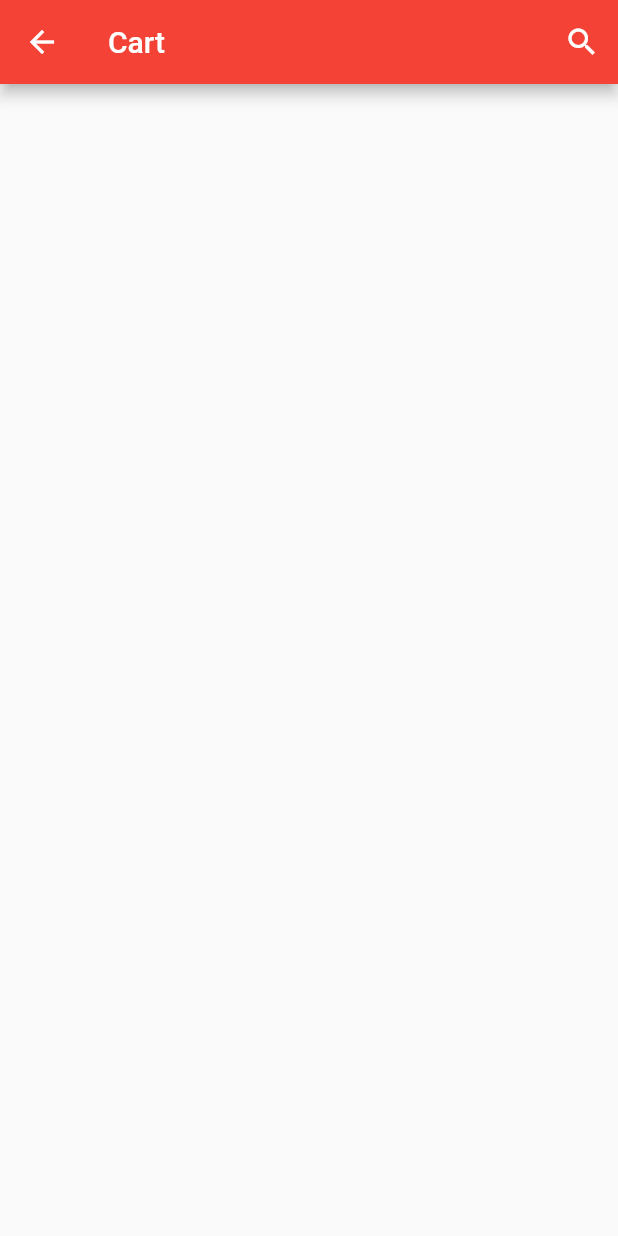
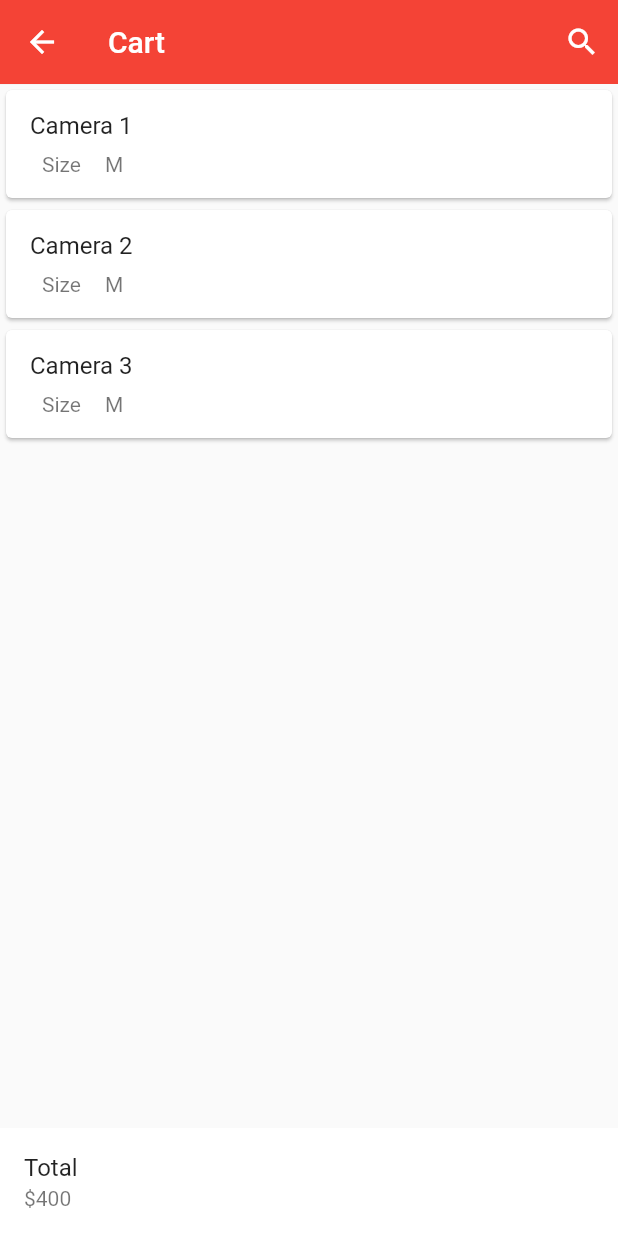
Before and after one commit to amit3512/grocery_app_nodejs_flutter_front_end, a Flutter app: the screen it shows after launch, scrolled down 576 dp, after a tap on the "shopping cart" icon, on a phone screen of 412 x 824 dp. Run offline on Flutter 3.47's test engine with Material 2 defaults, Android fonts, the phone set to English and light mode, and no system bars; our stand-ins replace carousel_pro.

Commit message:
cart update

```diff
--- /dev/null
+++ b/lib/components/cardProducts.dart
@@ -0,0 +1,97 @@
+import 'package:flutter/material.dart';
+
+class CartProducts extends StatefulWidget {
+  const CartProducts({Key? key}) : super(key: key);
+
+  @override
+  State<CartProducts> createState() => _CartProductsState();
+}
+
+class _CartProductsState extends State<CartProducts> {
+  List<Map<String, Object>> productList = [
+    {
+      "name": "Camera 1",
+      "picture": "images/products/a.jpg",
+      "price": 85,
+      "size": "M",
+      "color": "Red",
+      "quantity": 1
+    },
+    {
+      "name": "Camera 2",
+      "picture": "images/products/b.jpg",
+      "price": 85,
+      "size": "M",
+      "color": "Blue",
+      "quantity": 12
+    },
+    {
+      "name": "Camera 3",
+      "picture": "images/products/c.jpg",
+      "price": 85,
+      "size": "M",
+      "color": "Green",
+      "quantity": 10
+    },
+  ];
+
+  @override
+  Widget build(BuildContext context) {
+    return ListView.builder(
+        itemCount: productList.length,
+        itemBuilder: (context, index) {
+          return SingleCartProduct(
+            cartProdName: productList[index]["name"],
+            cartProdPic: productList[index]["picture"],
+            cartProdPrice: productList[index]["price"],
+            cartProdSize: productList[index]["size"],
+            cartProdColor: productList[index]["color"],
+            cartProdQuantity: productList[index]["quantity"],
+          );
+        });
+  }
+}
+
+class SingleCartProduct extends StatelessWidget {
+  final cartProdName;
+  final cartProdPic;
+  final cartProdPrice;
+  final cartProdSize;
+  final cartProdColor;
+  final cartProdQuantity;
+  const SingleCartProduct({
+    Key? key,
+    this.cartProdName,
+    this.cartProdPic,
+    this.cartProdPrice,
+    this.cartProdSize,
+    this.cartProdColor,
+    this.cartProdQuantity,
+  }) : super(key: key);
+
+  @override
+  Widget build(BuildContext context) {
+    return Card(
+      child: ListTile(
+        title: Text(cartProdName),
+        subtitle: Column(
+          children: [
+            Row(
+              children: [
+                const Padding(
+                  padding: EdgeInsets.all(8.0),
+                  child: Text("Size"),
+                ),
+                Padding(
+                  padding: const EdgeInsets.all(8.0),
+                  child: Text(cartProdSize),
+                ),
+
+              ],
+            )
+          ],
+        ),
+      ),
+    );
+  }
+}
--- a/lib/main.dart
+++ b/lib/main.dart
@@ -99,10 +99,13 @@ class _GroceryAppState extends State<GroceryApp> {
               ),
             ),
             InkWell(
-              onTap: () {},
+              onTap: () {
+                Navigator.push(context,
+                    MaterialPageRoute(builder: (context) => const Cart()));
+              },
               child: const ListTile(
-                title: Text("Categories"),
-                leading: Icon(Icons.dashboard, color: Colors.yellow),
+                title: Text("Shopping Cart"),
+                leading: Icon(Icons.dashboard, color: Colors.red),
               ),
             ),
             InkWell(
--- a/lib/pages/cart.dart
+++ b/lib/pages/cart.dart
@@ -1,4 +1,5 @@
 import 'package:flutter/material.dart';
+import 'package:grocery_app/components/cardProducts.dart';
 
 class Cart extends StatefulWidget {
   const Cart({Key? key}) : super(key: key);
@@ -12,6 +13,7 @@ class _CartState extends State<Cart> {
   Widget build(BuildContext context) {
     return Scaffold(
       appBar: AppBar(
+        elevation: 0.1,
         backgroundColor: Colors.red,
         title: const Text("Cart"),
         actions: const [
@@ -22,6 +24,18 @@ class _CartState extends State<Cart> {
 
         ],
       ),
+      body: const CartProducts(),
+      bottomNavigationBar: Container(
+        color: Colors.white,
+        child: Row(
+          children: const [
+            Expanded(child: ListTile(
+              title: Text("Total"),
+              subtitle: Text("\$400"),
+            ))
+          ],
+        ),
+      ),
     );
   }
 }
```
